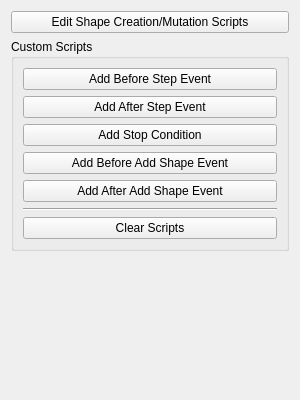
First picture: the form in geometrize/dialog/imagetaskscriptingwidget.ui, repository Tw1ddle/geometrize, before the edit.
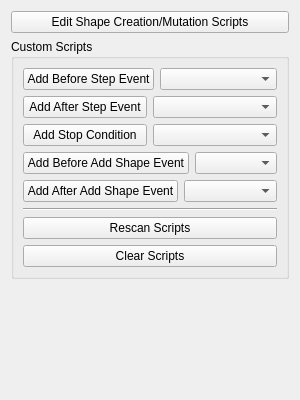
Second picture: the form after the edit.

Commit message: Add default scripts for the before/after step and add shape callbacks

```diff
--- a/geometrize/dialog/imagetaskscriptingwidget.ui
+++ b/geometrize/dialog/imagetaskscriptingwidget.ui
@@ -30,6 +30,8 @@
       <item>
        <layout class="QVBoxLayout" name="verticalLayout_2">
         <item>
+         <layout class="QHBoxLayout" name="horizontalLayout">
+          <item>
          <widget class="QPushButton" name="addBeforeStepEvent">
           <property name="text">
            <string>Add Before Step Event</string>
@@ -37,6 +39,17 @@
          </widget>
         </item>
         <item>
+           <widget class="QComboBox" name="addBeforeStepPresetScriptsComboBox">
+            <property name="currentText">
+             <string/>
+            </property>
+           </widget>
+          </item>
+         </layout>
+        </item>
+        <item>
+         <layout class="QHBoxLayout" name="horizontalLayout_2">
+          <item>
          <widget class="QPushButton" name="addAfterStepEvent">
           <property name="text">
            <string>Add After Step Event</string>
@@ -44,6 +57,13 @@
          </widget>
         </item>
         <item>
+           <widget class="QComboBox" name="addAfterStepPresetScriptsComboBox"/>
+          </item>
+         </layout>
+        </item>
+        <item>
+         <layout class="QHBoxLayout" name="horizontalLayout_3">
+          <item>
          <widget class="QPushButton" name="addStopConditionButton">
           <property name="text">
            <string>Add Stop Condition</string>
@@ -51,6 +71,13 @@
          </widget>
         </item>
         <item>
+           <widget class="QComboBox" name="addStopConditionPresetScriptsComboBox"/>
+          </item>
+         </layout>
+        </item>
+        <item>
+         <layout class="QHBoxLayout" name="horizontalLayout_4">
+          <item>
          <widget class="QPushButton" name="addBeforeAddShapeEvent">
           <property name="text">
            <string>Add Before Add Shape Event</string>
@@ -58,12 +85,24 @@
          </widget>
         </item>
         <item>
+           <widget class="QComboBox" name="addBeforeAddShapePresetScriptsComboBox"/>
+          </item>
+         </layout>
+        </item>
+        <item>
+         <layout class="QHBoxLayout" name="horizontalLayout_5">
+          <item>
          <widget class="QPushButton" name="addAfterAddShapeEvent">
           <property name="text">
            <string>Add After Add Shape Event</string>
           </property>
          </widget>
         </item>
+          <item>
+           <widget class="QComboBox" name="addAfterAddShapePresetScriptsComboBox"/>
+          </item>
+         </layout>
+        </item>
        </layout>
       </item>
       <item>
@@ -76,6 +115,13 @@
         </property>
        </widget>
       </item>
+      <item>
+       <widget class="QPushButton" name="rescanScriptsButton">
+        <property name="text">
+         <string>Rescan Scripts</string>
+        </property>
+       </widget>
+      </item>
       <item>
        <widget class="QPushButton" name="clearScriptsButton">
         <property name="text">
```
Lines whose indentation alone changed are shown as unchanged. The commit also changes 4 other files.
